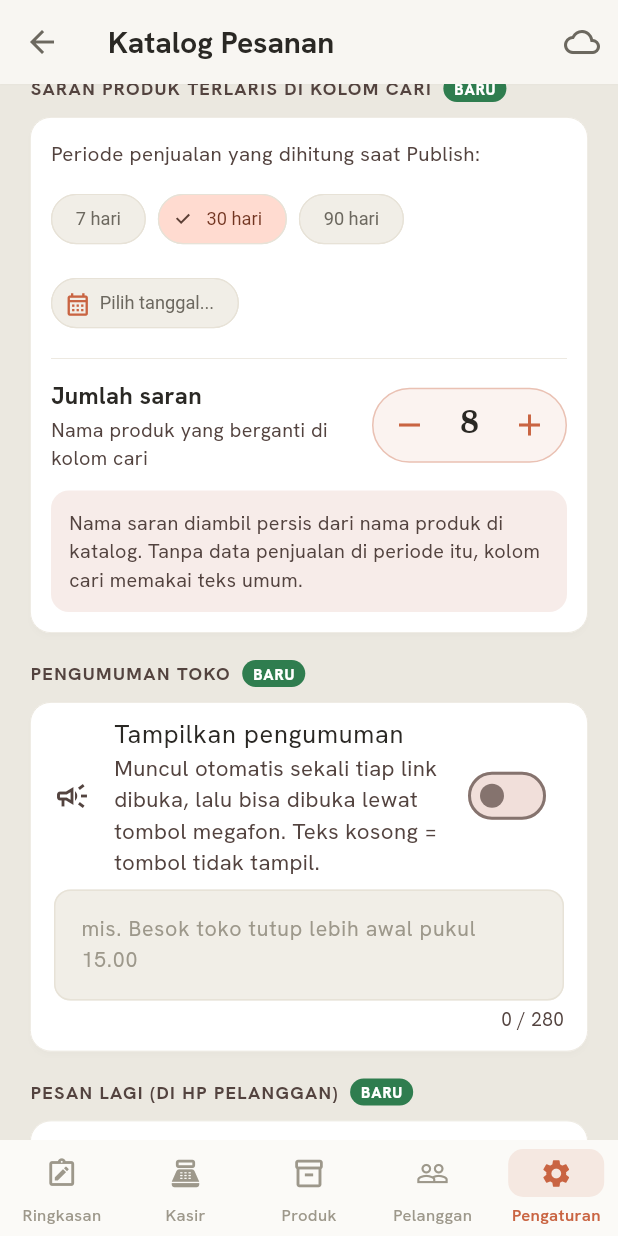
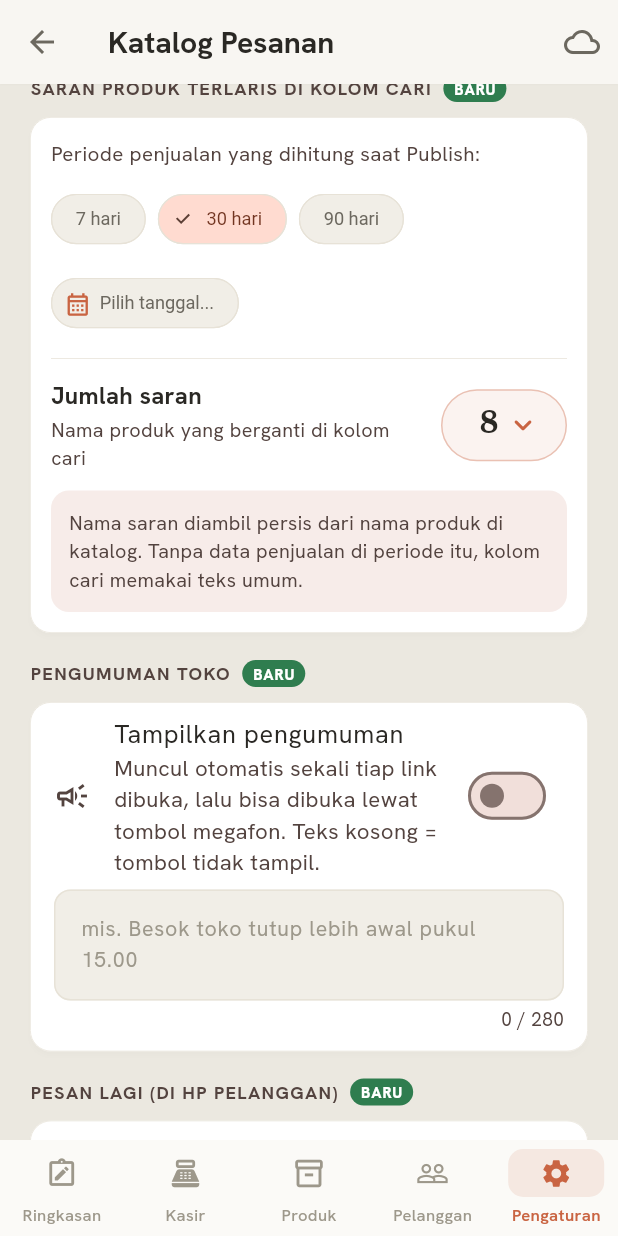
Before and after one commit to Ikanuri/The-POS, a Flutter app: the OrderShareScreen screen opened by its route, scrolled down 576 dp, on a phone screen of 412 x 824 dp. Run offline on Flutter 3.47's test engine with Material 3 defaults, Android fonts, the phone set to English and light mode, and no system bars; our stand-ins replace barcode_widget, drift, file_picker, fl_chart, flutter_riverpod, flutter_secure_storage and 9 more; missing offline and left inert: cryptography, encrypt, esc_pos_utils_plus, excel, mobile_scanner, network_info_plus and 3 more; accounts and stored records are empty; generated files the repository leaves out were written again; network calls fail; key blocks and very long unbroken strings in the code were emptied for the run.

Commit message:
fix(katalog-html): kolom cari digulir agar terlihat saat keyboard terbuka di landing; feat(pengaturan): jumlah saran = dropdown kustom (ganti stepper); bump 2.95.0+192
Co-Authored-By: Claude Sonnet 5.5 <noreply@anthropic.com>
Claude-Session: https://claude.ai/code/session_01K3Xa9oPwQBe38woSsR5uQZ

```diff
--- a/lib/core/services/order_page_service.dart
+++ b/lib/core/services/order_page_service.dart
@@ -3084,6 +3084,28 @@ function fillSuggestion(){
   immediateSearch();
   qEl.blur();
 }
+// Landing + keyboard terbuka: kolom cari bisa tertutup keyboard / tombol
+// keranjang di bawah. Gulir halaman secukupnya (kolom cari menempel di bawah
+// header lewat sticky) supaya kolom cari TERLIHAT. Tidak melakukan apa pun
+// bila sudah terlihat penuh.
+var _revealTimer = null;
+function revealSearch(delay){
+  clearTimeout(_revealTimer);
+  _revealTimer = setTimeout(function(){
+    if (curView !== 'landing' || document.activeElement !== qEl) return;
+    var r = searchWrapEl.getBoundingClientRect();
+    var top = menuTopEl.getBoundingClientRect().bottom;
+    var wrap = byId('mainBtnWrap');
+    var lim = window.innerHeight;
+    if (window.visualViewport) lim = Math.min(lim, visualViewport.offsetTop + visualViewport.height);
+    if (!wrap.classList.contains('hidden') && wrap.offsetHeight) lim = Math.min(lim, wrap.getBoundingClientRect().top);
+    if (r.top >= top && r.bottom <= lim - 8) return;
+    var d = r.top - top - 8;
+    if (d > 0) menuScroll.scrollTo({top: menuScroll.scrollTop + d, behavior: motionOk() ? 'smooth' : 'auto'});
+  }, delay);
+}
+qEl.addEventListener('focus', function(){ revealSearch(380); });
+if (window.visualViewport) visualViewport.addEventListener('resize', function(){ revealSearch(120); });
 function immediateSearch(){
   clearTimeout(searchTimer);
   applyState(computeState(), true);
@@ -3101,6 +3123,7 @@ qEl.addEventListener('input', function(){
   var st = computeState();
   if (st.view !== curView || st.catRow !== curCatRow || st.extras !== curExtras) {
     applyState(st, true);
+    if (st.view === 'landing') revealSearch(400);   // hapus huruf terakhir -> landing
     return;
   }
   searchTimer = setTimeout(function(){ renderList(); }, 120);
@@ -3123,6 +3146,7 @@ goBtn.addEventListener('click', function(){
     syncQueryUi();
     immediateSearch();
     qEl.focus();
+    revealSearch(400);
   } else {
     fillSuggestion();
   }
--- a/lib/features/pengaturan/order_share_screen.dart
+++ b/lib/features/pengaturan/order_share_screen.dart
@@ -322,7 +322,7 @@ class _OrderShareScreenState extends ConsumerState<OrderShareScreen> {
                 ),
               ),
               const SizedBox(width: 8),
-              _TopCountStepper(
+              _TopCountDropdown(
                 value: d.topCount,
                 onChanged: (n) => _saveDisplay(
                     (db) => CatalogDisplayService.setTopCount(db, n)),
@@ -910,59 +910,198 @@ class _StepLine extends StatelessWidget {
   }
 }
 
-/// Stepper pil (− angka +) untuk jumlah saran terlaris. Tombol 48 px
-/// (nyaman di HP), nilai di-clamp ke `topCountMin..topCountMax`.
-class _TopCountStepper extends StatelessWidget {
-  const _TopCountStepper({required this.value, required this.onChanged});
+/// Dropdown jumlah saran: bukan `DropdownButton` bawaan Flutter. Tombol pil
+/// (angka + chevron) membuka kartu pilihan buatan sendiri yang menempel di
+/// bawah tombol: tiap baris 48 px, pilihan aktif berwarna aksen + centang,
+/// angka memakai font angka app. Tutup dengan memilih atau mengetuk di luar.
+class _TopCountDropdown extends StatefulWidget {
+  const _TopCountDropdown({required this.value, required this.onChanged});
 
   final int value;
   final ValueChanged<int> onChanged;
 
   @override
+  State<_TopCountDropdown> createState() => _TopCountDropdownState();
+}
+
+class _TopCountDropdownState extends State<_TopCountDropdown> {
+  final _link = LayerLink();
+  OverlayEntry? _entry;
+
+  static const _itemH = 48.0;
+  static const _menuW = 132.0;
+
+  bool get _open => _entry != null;
+
+  void _toggle() => _open ? _close() : _show();
+
+  void _show() {
+    final values = [
+      for (var n = CatalogDisplay.topCountMin;
+          n <= CatalogDisplay.topCountMax;
+          n++)
+        n
+    ];
+    _entry = OverlayEntry(builder: (ctx) {
+      final scheme = Theme.of(ctx).colorScheme;
+      return Stack(children: [
+        Positioned.fill(
+          child: GestureDetector(
+            key: const ValueKey('top-count-barrier'),
+            behavior: HitTestBehavior.translucent,
+            onTap: _close,
+          ),
+        ),
+        CompositedTransformFollower(
+          link: _link,
+          targetAnchor: Alignment.bottomRight,
+          followerAnchor: Alignment.topRight,
+          offset: const Offset(0, 6),
+          child: TweenAnimationBuilder<double>(
+            tween: Tween(begin: 0, end: 1),
+            duration: const Duration(milliseconds: 140),
+            curve: Curves.easeOutCubic,
+            builder: (_, t, child) => Opacity(
+              opacity: t,
+              child: Transform.scale(
+                  scale: 0.94 + 0.06 * t,
+                  alignment: Alignment.topRight,
+                  child: child),
+            ),
+            child: Material(
+              key: const ValueKey('top-count-menu'),
+              color: scheme.surface,
+              elevation: 6,
+              shadowColor: Colors.black45,
+              borderRadius: BorderRadius.circular(16),
+              clipBehavior: Clip.antiAlias,
+              child: ConstrainedBox(
+                constraints: const BoxConstraints(
+                    maxWidth: _menuW, maxHeight: _itemH * 5.5),
+                child: SizedBox(
+                  width: _menuW,
+                  child: ListView(
+                    padding: const EdgeInsets.symmetric(vertical: 4),
+                    shrinkWrap: true,
+                    children: [
+                      for (final n in values)
+                        _TopCountOption(
+                          n: n,
+                          selected: n == widget.value,
+                          onTap: () {
+                            _close();
+                            if (n != widget.value) widget.onChanged(n);
+                          },
+                        ),
+                    ],
+                  ),
+                ),
+              ),
+            ),
+          ),
+        ),
+      ]);
+    });
+    Overlay.of(context).insert(_entry!);
+    setState(() {});
+  }
+
+  void _close() {
+    _entry?.remove();
+    _entry = null;
+    if (mounted) setState(() {});
+  }
+
+  @override
+  void dispose() {
+    _entry?.remove();
+    _entry = null;
+    super.dispose();
+  }
+
+  @override
   Widget build(BuildContext context) {
     final scheme = Theme.of(context).colorScheme;
-    final canDec = value > CatalogDisplay.topCountMin;
-    final canInc = value < CatalogDisplay.topCountMax;
-    return Container(
-      decoration: BoxDecoration(
-        color: scheme.primary.withOpacity(0.08),
-        borderRadius: BorderRadius.circular(28),
-        border: Border.all(color: scheme.primary.withOpacity(0.35)),
-      ),
-      child: Row(
-        mainAxisSize: MainAxisSize.min,
-        children: [
-          IconButton(
-            key: const ValueKey('top-count-dec'),
-            tooltip: 'Kurangi',
-            constraints: const BoxConstraints(minWidth: 48, minHeight: 48),
-            icon: const Icon(Icons.remove),
-            color: scheme.primary,
-            onPressed: canDec
-                ? () => onChanged(value - 1)
-                : null,
-          ),
-          SizedBox(
-            width: 32,
-            child: Text(
-              '$value',
-              key: const ValueKey('top-count-value'),
-              textAlign: TextAlign.center,
-              style: AppTheme.numStyle(context, size: 20, weight: FontWeight.w700),
+    return CompositedTransformTarget(
+      link: _link,
+      child: Semantics(
+        button: true,
+        label: 'Jumlah saran, ${widget.value}',
+        child: Material(
+          color: scheme.primary.withOpacity(_open ? 0.14 : 0.08),
+          shape: StadiumBorder(
+              side: BorderSide(
+                  color: scheme.primary.withOpacity(_open ? 0.7 : 0.35))),
+          child: InkWell(
+            key: const ValueKey('top-count-dropdown'),
+            customBorder: const StadiumBorder(),
+            onTap: _toggle,
+            child: ConstrainedBox(
+              constraints: const BoxConstraints(minWidth: 84, minHeight: 48),
+              child: Padding(
+                padding: const EdgeInsets.fromLTRB(18, 0, 10, 0),
+                child: Row(
+                  mainAxisSize: MainAxisSize.min,
+                  mainAxisAlignment: MainAxisAlignment.center,
+                  children: [
+                    Text(
+                      '${widget.value}',
+                      key: const ValueKey('top-count-value'),
+                      style: AppTheme.numStyle(context,
+                          size: 20, weight: FontWeight.w700),
+                    ),
+                    const SizedBox(width: 4),
+                    AnimatedRotation(
+                      turns: _open ? 0.5 : 0,
+                      duration: const Duration(milliseconds: 160),
+                      child: Icon(Icons.keyboard_arrow_down_rounded,
+                          color: scheme.primary),
+                    ),
+                  ],
+                ),
+              ),
             ),
           ),
-          IconButton(
-            key: const ValueKey('top-count-inc'),
-            tooltip: 'Tambah',
-            constraints: const BoxConstraints(minWidth: 48, minHeight: 48),
-            icon: const Icon(Icons.add),
-            color: scheme.primary,
-            onPressed: canInc
-                ? () => onChanged(value + 1)
-                : null,
-          ),
-        ],
+        ),
       ),
     );
   }
 }
+
+class _TopCountOption extends StatelessWidget {
+  const _TopCountOption(
+      {required this.n, required this.selected, required this.onTap});
+
+  final int n;
+  final bool selected;
+  final VoidCallback onTap;
+
+  @override
+  Widget build(BuildContext context) {
+    final scheme = Theme.of(context).colorScheme;
+    return InkWell(
+      key: ValueKey('top-count-opt-$n'),
+      onTap: onTap,
+      child: Container(
+        height: _TopCountDropdownState._itemH,
+        padding: const EdgeInsets.symmetric(horizontal: 18),
+        color: selected ? scheme.primary.withOpacity(0.10) : null,
+        child: Row(
+          children: [
+            Expanded(
+              child: Text(
+                '$n',
+                style: AppTheme.numStyle(context,
+                    size: 19,
+                    weight: selected ? FontWeight.w700 : FontWeight.w500,
+                    color: selected ? scheme.primary : null),
+              ),
+            ),
+            if (selected)
+              Icon(Icons.check_rounded, size: 20, color: scheme.primary),
+          ],
+        ),
+      ),
+    );
+  }
+}
--- a/pubspec.yaml
+++ b/pubspec.yaml
@@ -1,7 +1,7 @@
 name: the_pos
 description: "The POS — Aplikasi kasir offline-first untuk toko grosir."
 publish_to: 'none'
-version: 2.94.0+191
+version: 2.95.0+192
 
 environment:
   sdk: '>=3.3.0 <4.0.0'
```
Also changed, not shown: 5 other files.
